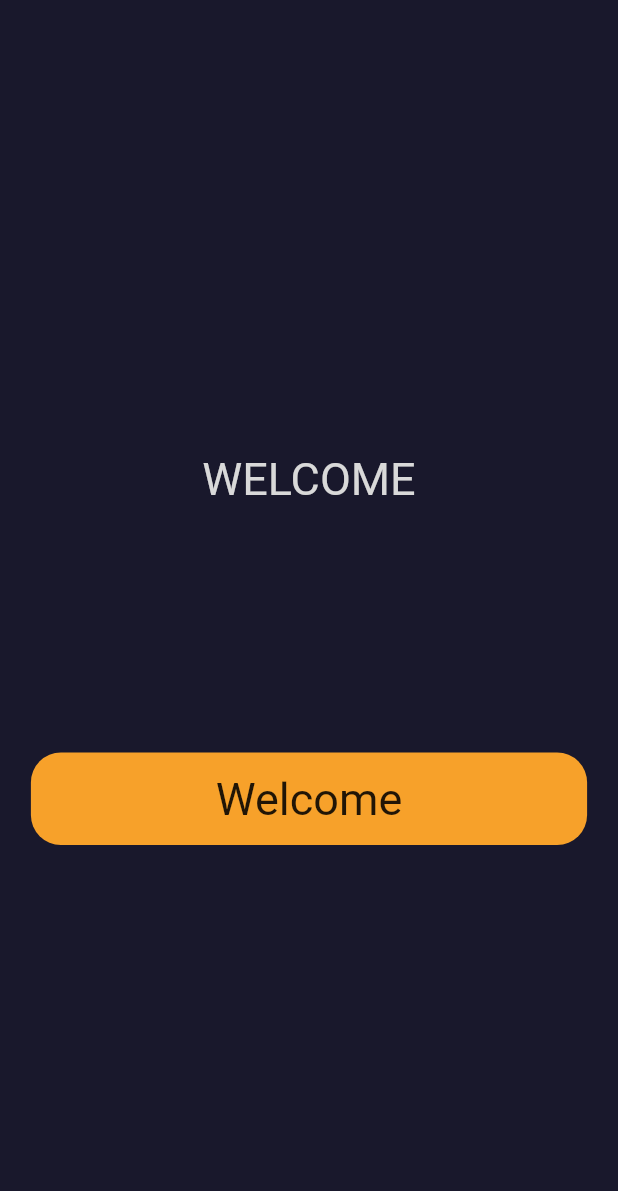
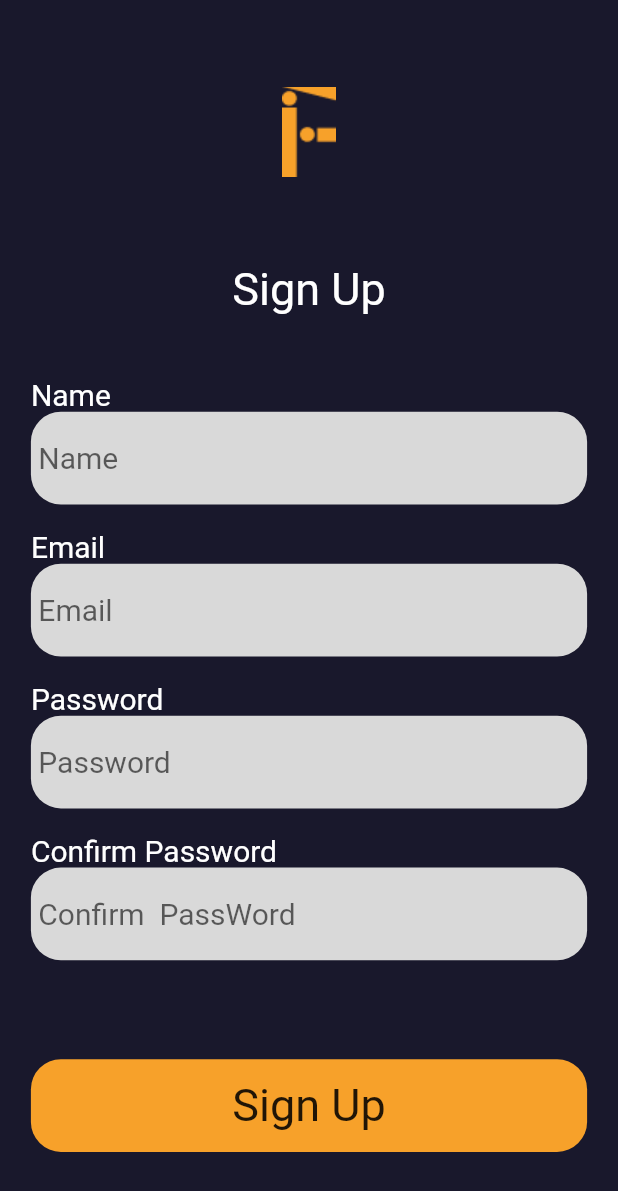
Before and after one commit to WilfredTagha/FlutterProjects, a Flutter app: the screen it shows after launch, on a phone screen of 412 x 824 dp. Shown: the top 1191 px of the screen. Run offline on Flutter 3.47's test engine with Material 2 defaults, Android fonts, the light colour scheme and no system bars; our stand-ins replace bloc, equatable, flutter_bloc.

Commit message:
added sign up screen

```diff
--- a/freehassleride/lib/main.dart
+++ b/freehassleride/lib/main.dart
@@ -3,6 +3,7 @@ import 'package:flutter_bloc/flutter_bloc.dart';
 import 'package:freehassleride/bloc/home_bloc.dart';
 import 'package:freehassleride/ui/screens/otp_one.dart';
 import 'package:freehassleride/ui/screens/otp_two.dart';
+import 'package:freehassleride/ui/screens/sign_up.dart';
 
 import 'ui/screens/welcome_screen.dart';
 
@@ -31,7 +32,7 @@ class MyApp extends StatelessWidget {
           // is not restarted.
           //primarySwatch: Colors.orange,
           ),
-      home: const WelcomeScreen(),
+      home: const SignUp(),
     );
   }
 }
--- a/freehassleride/lib/ui/screens/otp_two.dart
+++ b/freehassleride/lib/ui/screens/otp_two.dart
@@ -46,12 +46,42 @@ class OtpTwo extends StatelessWidget {
             SizedBox(
               height: h * 0.05,
             ),
-            Container(
-              height: h * (3 / 40),
-              width: w * .9,
-              decoration: BoxDecoration(
-                  color: Color(0xFFD9D9D9),
-                  borderRadius: BorderRadius.circular(20)),
+            Row(
+              mainAxisAlignment: MainAxisAlignment.center,
+              children: [
+                Container(
+                  margin: const EdgeInsets.all(10),
+                  height: h * (3 / 40),
+                  width: w * 0.85 / 6,
+                  decoration: BoxDecoration(
+                      color: Color(0xFFD9D9D9),
+                      borderRadius: BorderRadius.circular(20)),
+                ),
+                Container(
+                  margin: const EdgeInsets.all(10),
+                  height: h * (3 / 40),
+                  width: w * 0.85 / 6,
+                  decoration: BoxDecoration(
+                      color: Color(0xFFD9D9D9),
+                      borderRadius: BorderRadius.circular(20)),
+                ),
+                Container(
+                  margin: const EdgeInsets.all(10),
+                  height: h * (3 / 40),
+                  width: w * 0.85 / 6,
+                  decoration: BoxDecoration(
+                      color: Color(0xFFD9D9D9),
+                      borderRadius: BorderRadius.circular(20)),
+                ),
+                Container(
+                  margin: const EdgeInsets.all(10),
+                  height: h * (3 / 40),
+                  width: w * 0.85 / 6,
+                  decoration: BoxDecoration(
+                      color: Color(0xFFD9D9D9),
+                      borderRadius: BorderRadius.circular(20)),
+                ),
+              ],
             ),
             SizedBox(
               height: h * 0.05,
--- /dev/null
+++ b/freehassleride/lib/ui/screens/sign_up.dart
@@ -0,0 +1,178 @@
+import 'package:flutter/material.dart';
+import 'package:flutter/src/foundation/key.dart';
+import 'package:flutter/src/widgets/framework.dart';
+import 'package:freehassleride/ui/commons/button.dart';
+
+class SignUp extends StatefulWidget {
+  const SignUp({Key? key}) : super(key: key);
+
+  @override
+  State<SignUp> createState() => _SignUpState();
+}
+
+class _SignUpState extends State<SignUp> {
+  @override
+  Widget build(BuildContext context) {
+    var h = MediaQuery.of(context).size.height;
+    var w = MediaQuery.of(context).size.width;
+    return Scaffold(
+      body: SafeArea(
+        child: SingleChildScrollView(
+          child: Container(
+            height: h,
+            width: w,
+            decoration: const BoxDecoration(
+              color: Color(0xFF19182C),
+            ),
+            child: Column(
+                //crossAxisAlignment: CrossAxisAlignment.center,
+                //mainAxisAlignment: MainAxisAlignment.spaceBetween,
+                children: [
+                  SizedBox(
+                    height: h * 0.07,
+                  ),
+                  Image.asset("assets/Vector.png"),
+                  SizedBox(
+                    height: h * 0.07,
+                  ),
+                  const Text(
+                    "Sign Up",
+                    style: TextStyle(
+                      color: Colors.white,
+                      fontSize: 30,
+                    ),
+                  ),
+                  SizedBox(
+                    height: h * 0.05,
+                  ),
+                  Column(
+                    crossAxisAlignment: CrossAxisAlignment.start,
+                    children: [
+                      const Text(
+                        "Name",
+                        style: TextStyle(
+                          color: Colors.white,
+                          fontSize: 20,
+                        ),
+                      ),
+                      Container(
+                        height: h * (3 / 40),
+                        width: w * .9,
+                        decoration: BoxDecoration(
+                            color: Color(0xFFD9D9D9),
+                            borderRadius: BorderRadius.circular(20)),
+                        child: Center(
+                          child: const TextField(
+                            keyboardType: TextInputType.number,
+                            decoration: InputDecoration(
+                              border: InputBorder.none,
+                              hintText: ' Name',
+                            ),
+                            style: TextStyle(
+                              fontSize: 20,
+                              wordSpacing: 5,
+                            ),
+                          ),
+                        ),
+                      ),
+                      SizedBox(
+                        height: h * 0.02,
+                      ),
+                      const Text(
+                        "Email",
+                        style: TextStyle(
+                          color: Colors.white,
+                          fontSize: 20,
+                        ),
+                      ),
+                      Container(
+                        height: h * (3 / 40),
+                        width: w * .9,
+                        decoration: BoxDecoration(
+                            color: Color(0xFFD9D9D9),
+                            borderRadius: BorderRadius.circular(20)),
+                        child: Center(
+                          child: const TextField(
+                            decoration: InputDecoration(
+                              border: InputBorder.none,
+                              hintText: ' Email',
+                            ),
+                            style: TextStyle(
+                              fontSize: 20,
+                              wordSpacing: 5,
+                            ),
+                          ),
+                        ),
+                      ),
+                      SizedBox(
+                        height: h * 0.02,
+                      ),
+                      const Text(
+                        "Password",
+                        style: TextStyle(
+                          color: Colors.white,
+                          fontSize: 20,
+                        ),
+                      ),
+                      Container(
+                        height: h * (3 / 40),
+                        width: w * .9,
+                        decoration: BoxDecoration(
+                            color: Color(0xFFD9D9D9),
+                            borderRadius: BorderRadius.circular(20)),
+                        child: Center(
+                          child: const TextField(
+                            decoration: InputDecoration(
+                              border: InputBorder.none,
+                              hintText: ' Password',
+                            ),
+                            style: TextStyle(
+                              fontSize: 20,
+                              wordSpacing: 5,
+                            ),
+                          ),
+                        ),
+                      ),
+                      SizedBox(
+                        height: h * 0.02,
+                      ),
+                      const Text(
+                        "Confirm Password",
+                        style: TextStyle(
+                          color: Colors.white,
+                          fontSize: 20,
+                        ),
+                      ),
+                      Container(
+                        height: h * (3 / 40),
+                        width: w * .9,
+                        decoration: BoxDecoration(
+                            color: Color(0xFFD9D9D9),
+                            borderRadius: BorderRadius.circular(20)),
+                        child: Center(
+                          child: const TextField(
+                            obscureText: true,
+                            decoration: InputDecoration(
+                              border: InputBorder.none,
+                              hintText: ' Confirm PassWord',
+                            ),
+                            style: TextStyle(
+                              fontSize: 20,
+                              wordSpacing: 5,
+                            ),
+                          ),
+                        ),
+                      ),
+                    ],
+                  ),
+                  SizedBox(
+                    height: h * 0.08,
+                  ),
+                  Button(h: h, w: w, text: "Sign Up"),
+                ]),
+          ),
+        ),
+      ),
+    );
+  }
+}
--- a/freehassleride/pubspec.yaml
+++ b/freehassleride/pubspec.yaml
@@ -35,6 +35,7 @@ dependencies:
   # Use with the CupertinoIcons class for iOS style icons.
   cupertino_icons: ^1.0.2
   flutter_bloc:
+  otp_text_field: ^1.1.3
 
 
 dev_dependencies:
```
Also changed, not shown: freehassleride/assets/Vector.png (added), freehassleride/pubspec.lock.
